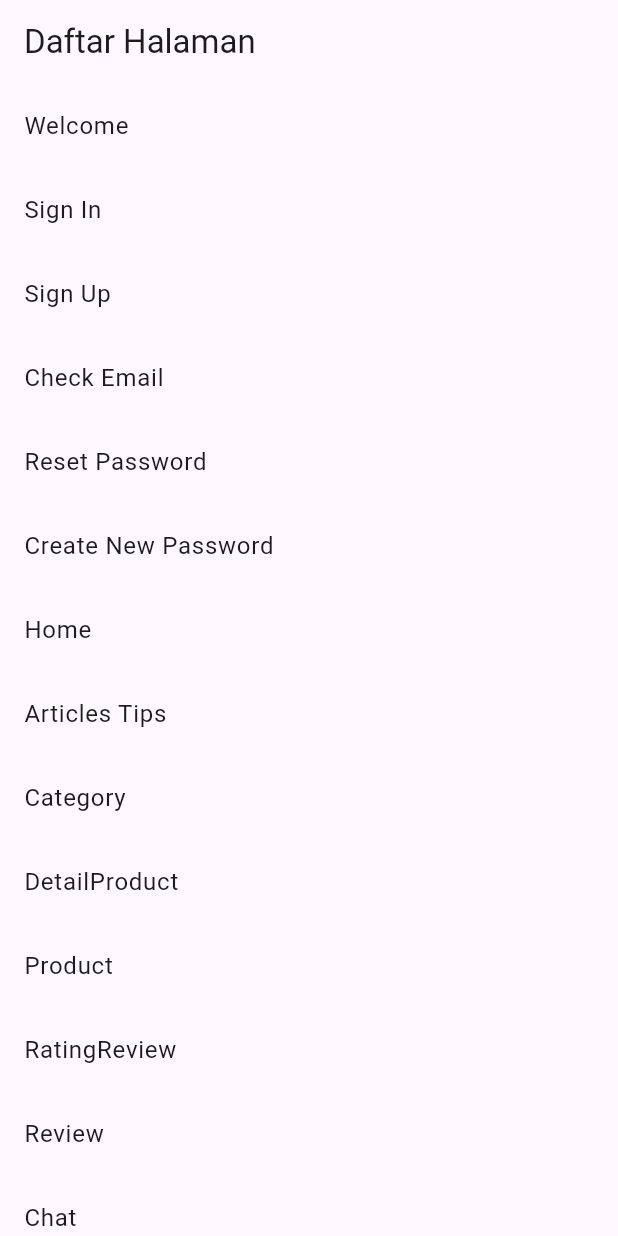
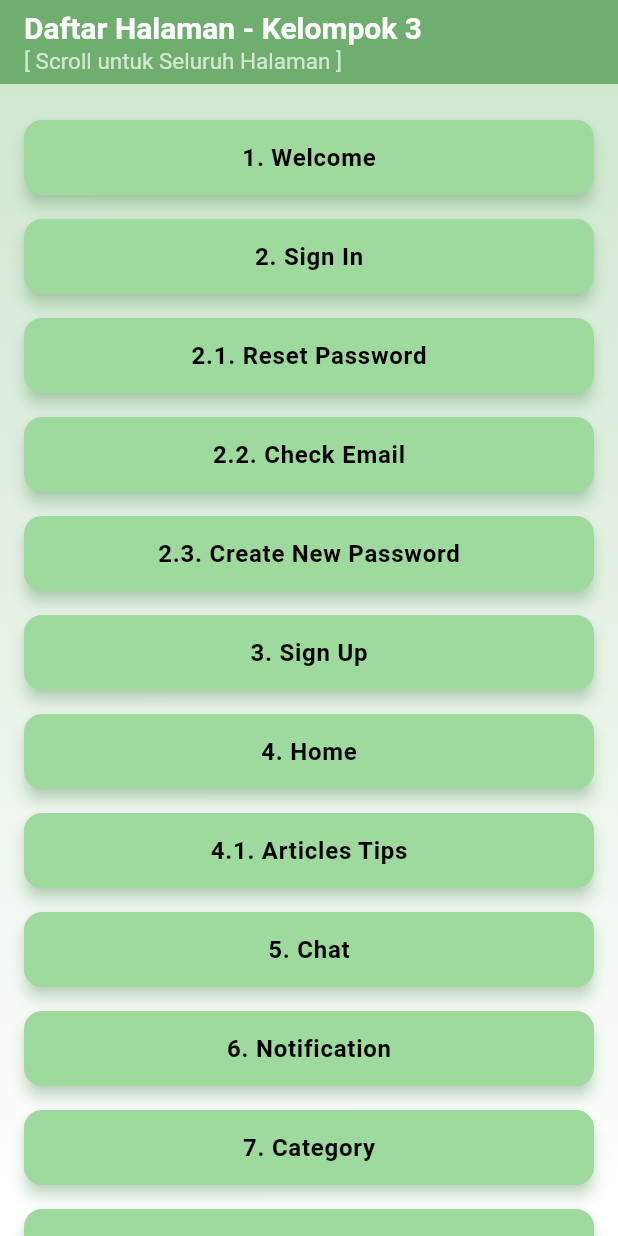
Before and after one commit to DrRhea/atap_bumi_apps, a Flutter app: the screen it shows after launch, on a phone screen of 412 x 824 dp. Run offline on Flutter 3.47's test engine with Material 3 defaults, Android fonts, the phone set to English and light mode, and no system bars; our stand-ins replace flutter_svg.

```diff
--- a/lib/main.dart
+++ b/lib/main.dart
@@ -11,7 +11,7 @@ class MyApp extends StatelessWidget {
   @override
   Widget build(BuildContext context) {
     return MaterialApp(
-      title: 'Nama Aplikasi',
+      title: 'ATAP BUMI',
       debugShowCheckedModeBanner: false,
       theme: ThemeData(primarySwatch: Colors.blue),
       initialRoute: AppRoutes.pageList,
--- a/lib/page_list_screen.dart
+++ b/lib/page_list_screen.dart
@@ -8,64 +8,118 @@ class PageListScreen extends StatelessWidget {
   Widget build(BuildContext context) {
     final pages = <Map<String, String>>[
       // Welcome Screen
-      {'title': 'Welcome', 'route': AppRoutes.welcome},
+      {'title': '1. Welcome', 'route': AppRoutes.welcome},
 
       // Auth Screen
-      {'title': 'Sign In', 'route': AppRoutes.signIn},
-      {'title': 'Sign Up', 'route': AppRoutes.signUp},
-      {'title': 'Check Email', 'route': AppRoutes.checkEmail},
-      {'title': 'Reset Password', 'route': AppRoutes.resetPassword},
-      {'title': 'Create New Password', 'route': AppRoutes.createNewPassword},
+      {'title': '2. Sign In', 'route': AppRoutes.signIn},
+      {'title': '2.1. Reset Password', 'route': AppRoutes.resetPassword},
+      {'title': '2.2. Check Email', 'route': AppRoutes.checkEmail},
+      {'title': '2.3. Create New Password', 'route': AppRoutes.createNewPassword},
+      {'title': '3. Sign Up', 'route': AppRoutes.signUp},
 
       // Home Screen
-      {'title': 'Home', 'route': AppRoutes.home},
-      {'title': 'Articles Tips', 'route': AppRoutes.articlesTips},
+      {'title': '4. Home', 'route': AppRoutes.home},
+      {'title': '4.1. Articles Tips', 'route': AppRoutes.articlesTips},
+
+      // Inbox Screen
+      {'title': '5. Chat', 'route': AppRoutes.chat},
+      {'title': '6. Notification', 'route': AppRoutes.notification},
 
       // Categories Screen
-      {'title': 'Category', 'route': AppRoutes.category},
-      {'title': 'DetailProduct', 'route': AppRoutes.detailProduct},
-      {'title': 'Product', 'route': AppRoutes.product},
-      {'title': 'RatingReview', 'route': AppRoutes.ratingReview},
-      {'title': 'Review', 'route': AppRoutes.review},
-
-      // Inbox Screen
-      {'title': 'Chat', 'route': AppRoutes.chat},
-      {'title': 'Notification', 'route': AppRoutes.notification},
+      {'title': '7. Category', 'route': AppRoutes.category},
+      {'title': '7.1. Product', 'route': AppRoutes.product},
+      {'title': '7.2. Detail Product', 'route': AppRoutes.detailProduct},
+      {'title': '7.3. Reviews', 'route': AppRoutes.review},
+      {'title': '7.4. Rating & Review', 'route': AppRoutes.ratingReview},
 
       // Cart Screen
-      {'title': 'Cart', 'route': AppRoutes.cart},
+      {'title': '8. Cart', 'route': AppRoutes.cart},
 
       // Checkout Screen
-      {'title': 'Checkout', 'route': AppRoutes.checkout},
-      {'title': 'Payment', 'route': AppRoutes.payment},
-      {'title': 'Payment Confirmation', 'route': AppRoutes.paymentConfirmation},
-      {'title': 'Payment Process', 'route': AppRoutes.paymentProcess},
+      {'title': '9. Checkout', 'route': AppRoutes.checkout},
+      {'title': '9.1. Payment', 'route': AppRoutes.payment},
+      {'title': '9.2. Payment Process', 'route': AppRoutes.paymentProcess},
+      {'title': '9.3. Payment Confirmation', 'route': AppRoutes.paymentConfirmation},
 
       // Order History Screen
-      {'title': 'Order History', 'route': AppRoutes.orderHistory},
-      {'title': 'Order Details', 'route': AppRoutes.orderDetails},
-      {'title': 'Return Confirmation', 'route': AppRoutes.returnConfirmation},
-      {'title': 'Tracking Status', 'route': AppRoutes.trackingStatus},
+      {'title': '10. Order History', 'route': AppRoutes.orderHistory},
+      {'title': '10.1. Order Details', 'route': AppRoutes.orderDetails},
+      {'title': '10.2. Tracking Status', 'route': AppRoutes.trackingStatus},
+      {'title': '10.3. Return Confirmation', 'route': AppRoutes.returnConfirmation},
 
       // Profile Screen
-      {'title': 'Add Address', 'route': AppRoutes.addAddress},
-      {'title': 'Change Password', 'route': AppRoutes.changePassword},
-      {'title': 'Profile', 'route': AppRoutes.profile},
-      {'title': 'Edit Profile', 'route': AppRoutes.editProfile},
+      {'title': '11. Profile', 'route': AppRoutes.profile},
+      {'title': '11.1. Edit Profile', 'route': AppRoutes.editProfile},
+      {'title': '11.2. Change Password', 'route': AppRoutes.changePassword},
+      {'title': '11.3. Add Address', 'route': AppRoutes.addAddress},
     ];
 
     return Scaffold(
-      appBar: AppBar(title: const Text('Daftar Halaman')),
-      body: ListView.builder(
+      appBar: AppBar(
+        title: Column(
+          crossAxisAlignment: CrossAxisAlignment.start,
+          children: const [
+            Text(
+              'Daftar Halaman - Kelompok 3',
+              style: TextStyle(
+                fontSize: 20,
+                fontWeight: FontWeight.bold,
+                color: Colors.white,
+              ),
+            ),
+            Text(
+              '[ Scroll untuk Seluruh Halaman ]',
+              style: TextStyle(
+                fontSize: 15,
+                color: Colors.white70,
+              ),
+            ),
+          ],
+        ),
+        backgroundColor: const Color(0xFF6FAE6F),
+        foregroundColor: Colors.white,
+      ),
+      body: Container(
+        decoration: const BoxDecoration(
+          gradient: LinearGradient(
+            begin: Alignment.topCenter,
+            end: Alignment.bottomCenter,
+            colors: [Color(0xFFD0E7D0), Colors.white],
+          ),
+        ),
+        child: ListView.builder(
+          padding: const EdgeInsets.all(16.0),
           itemCount: pages.length,
           itemBuilder: (context, index) {
-          return ListTile(
-            title: Text(pages[index]['title']!),
-            onTap: () {
+            return Padding(
+              padding: const EdgeInsets.symmetric(vertical: 8.0),
+              child: ElevatedButton(
+                onPressed: () {
                   Navigator.pushNamed(context, pages[index]['route']!);
                 },
+                style: ElevatedButton.styleFrom(
+                  backgroundColor: const Color(0xFF9ED99E),
+                  foregroundColor: Colors.black,
+                  elevation: 4,
+                  shadowColor: Colors.green.withOpacity(0.5),
+                  shape: RoundedRectangleBorder(
+                    borderRadius: BorderRadius.circular(12),
+                  ),
+                  padding: const EdgeInsets.symmetric(vertical: 12, horizontal: 16),
+                  minimumSize: const Size(double.infinity, 50),
+                ),
+                child: Text(
+                  pages[index]['title']!,
+                  style: const TextStyle(
+                    fontSize: 16,
+                    fontWeight: FontWeight.w600,
+                    letterSpacing: 0.5,
+                  ),
+                ),
+              ),
             );
           },
+        ),
       ),
     );
   }
--- a/lib/screens/auth/check_email/check_email_screen.dart
+++ b/lib/screens/auth/check_email/check_email_screen.dart
@@ -5,8 +5,6 @@ class CheckEmailScreen extends StatelessWidget {
 
   @override
   Widget build(BuildContext context) {
-    final size = MediaQuery.of(context).size;
-
     return Scaffold(
       backgroundColor: Colors.white,
       body: SafeArea(
@@ -16,7 +14,7 @@ class CheckEmailScreen extends StatelessWidget {
             children: [
               const Spacer(flex: 2),
 
-              // Email icon
+              // Email icon (changed to opened email style)
               Container(
                 width: 100,
                 height: 100,
@@ -26,7 +24,7 @@ class CheckEmailScreen extends StatelessWidget {
                 ),
                 child: Center(
                   child: Icon(
-                    Icons.mail_outline,
+                    Icons.mail, // Changed from mail_outline to mail for opened email look
                     size: 56,
                     color: Colors.black.withOpacity(0.8),
                   ),
--- a/lib/screens/category/product/product_screen.dart
+++ b/lib/screens/category/product/product_screen.dart
@@ -75,7 +75,7 @@ class ProductScreen extends StatelessWidget {
       {
         'name': 'Shoes Eiger Air Man',
         'price': 'Rp. 50.000',
-        'image': 'assets/images/BOOTS.png',
+        'image': 'assets/images/BOOTS-2.png',
       },
       {
         'name': 'Shoes Salomon',
--- a/lib/screens/checkout/checkout_screen.dart
+++ b/lib/screens/checkout/checkout_screen.dart
@@ -72,7 +72,7 @@ class _CheckoutScreenState extends State<CheckoutScreen> {
       padding: const EdgeInsets.all(12),
       child: Row(
         children: [
-          const Icon(Icons.location_on, color: Colors.green),
+          const Icon(Icons.location_on, color: Colors.black),
           const SizedBox(width: 8),
           const Expanded(
             child: Column(
--- a/pubspec.yaml
+++ b/pubspec.yaml
@@ -88,6 +88,7 @@ flutter:
     - assets/images/ARTIKEL1.jpg
     - assets/images/ARTIKEL2.jpg
     - assets/images/BOOTS.png
+    - assets/images/BOOTS-2.png
     - assets/images/CHAIR.png
     - assets/images/DOUBLE.png
     - assets/images/EIGER-BAG.png
```
Also changed, not shown: assets/images/BOOTS-2.png (added). Lines whose indentation alone changed are shown as unchanged.
